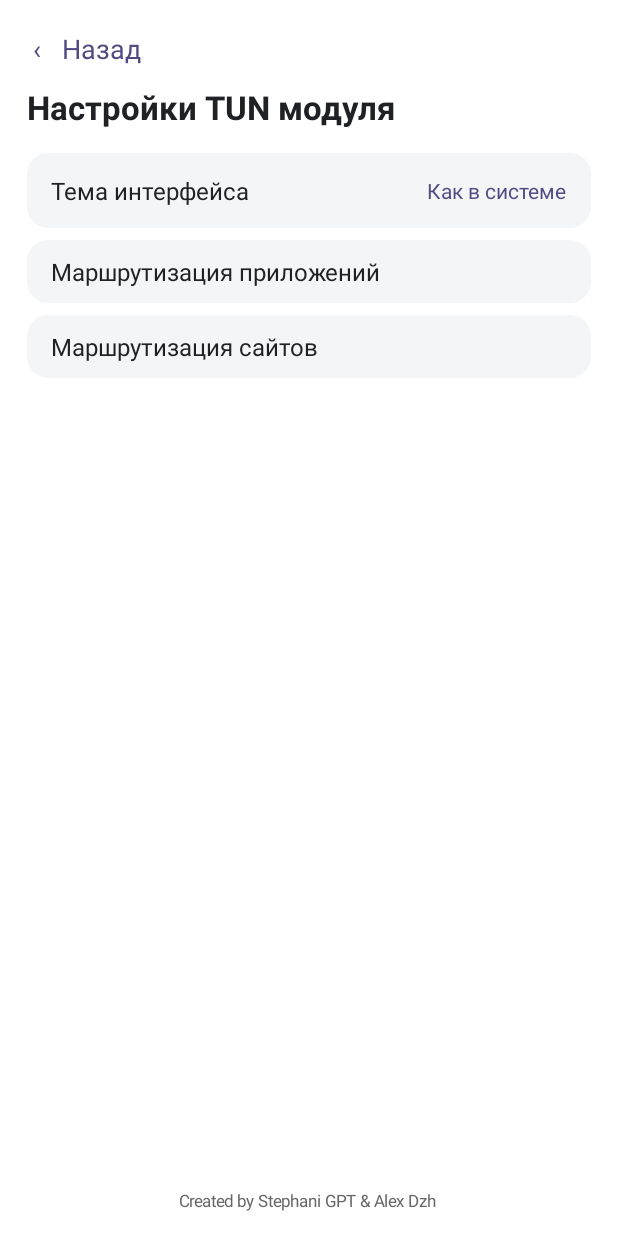
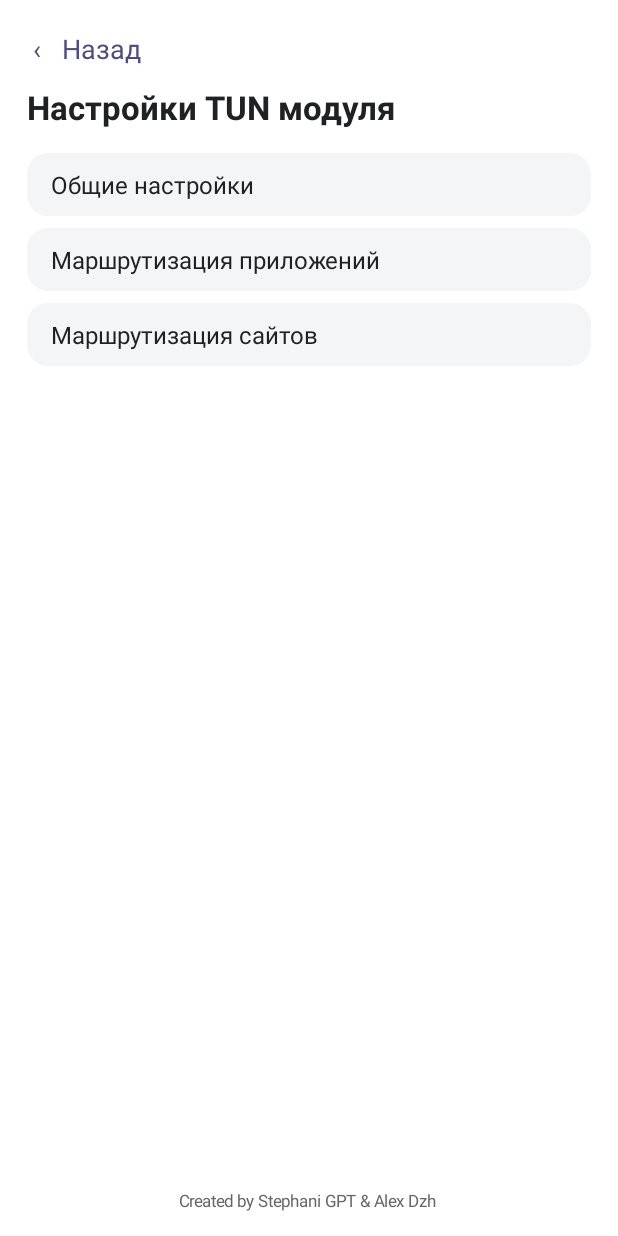
Before and after one commit to Jimi66/JPN, an Android app: the SettingsActivity screen opened directly, with no data from a screen before it, on a phone screen of 412 x 824 dp. Run offline under Robolectric (Android 15) with nearby library versions, the phone set to English and light mode, and no system bars.

Commit message:
Add General Settings section for interface theme

```diff
--- a/app/src/main/AndroidManifest.xml
+++ b/app/src/main/AndroidManifest.xml
@@ -22,6 +22,9 @@
             android:exported="false" />
         <activity
             android:name=".SiteRoutingActivity"
+            android:exported="false" />
+        <activity
+            android:name=".GeneralSettingsActivity"
             android:exported="false" />
         <activity
             android:name=".SettingsActivity"
--- a/app/src/main/java/com/jpn/app/SettingsActivity.kt
+++ b/app/src/main/java/com/jpn/app/SettingsActivity.kt
@@ -50,29 +50,35 @@ class SettingsActivity : Activity() {
             setPadding(0, 0, 0, dp(16))
         })
 
-        val themeCard = LinearLayout(this).apply {
+        val general = LinearLayout(this).apply {
             orientation = LinearLayout.HORIZONTAL
             gravity = Gravity.CENTER_VERTICAL
-            setPadding(dp(16), dp(14), dp(16), dp(14))
+            setPadding(dp(16), dp(10), dp(12), dp(10))
             background = android.graphics.drawable.GradientDrawable().apply {
                 setColor(0xFFF4F5F6.toInt())
                 cornerRadius = dp(14).toFloat()
             }
+            foreground = android.graphics.drawable.RippleDrawable(
+                android.content.res.ColorStateList.valueOf(0x26000000),
+                null,
+                android.graphics.drawable.GradientDrawable().apply {
+                    shape = android.graphics.drawable.GradientDrawable.RECTANGLE
+                    cornerRadius = dp(14).toFloat()
+                    setColor(android.graphics.Color.WHITE)
+                }
+            )
             isClickable = true
             isFocusable = true
-            setOnClickListener { showThemePicker() }
+            setOnClickListener {
+                startActivity(Intent(this@SettingsActivity, GeneralSettingsActivity::class.java))
+            }
         }
-        themeCard.addView(TextView(this).apply {
-            text = "Тема интерфейса"
+        general.addView(TextView(this).apply {
+            text = "Общие настройки"
             textSize = 16f
             setTextColor(0xFF202124.toInt())
         }, LinearLayout.LayoutParams(0, LinearLayout.LayoutParams.WRAP_CONTENT, 1f))
-        themeCard.addView(TextView(this).apply {
-            text = themeLabel()
-            textSize = 14f
-            setTextColor(0xFF514B83.toInt())
-        })
-        root.addView(themeCard, LinearLayout.LayoutParams(
+        root.addView(general, LinearLayout.LayoutParams(
             LinearLayout.LayoutParams.MATCH_PARENT, LinearLayout.LayoutParams.WRAP_CONTENT
         ).apply { bottomMargin = dp(8) })
 
```
Also changed, not shown: app/src/main/java/com/jpn/app/GeneralSettingsActivity.kt (added, +91 -0 lines).
